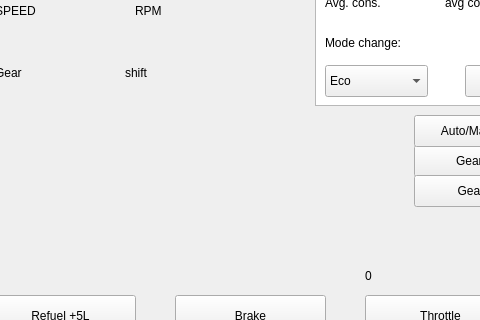
First picture: the form in mainwindow.ui, repository lbobiko/car_gui, before the edit; both pictures show x 225 to 705 and y 255 to 575 of the 800 by 662 pixel window.
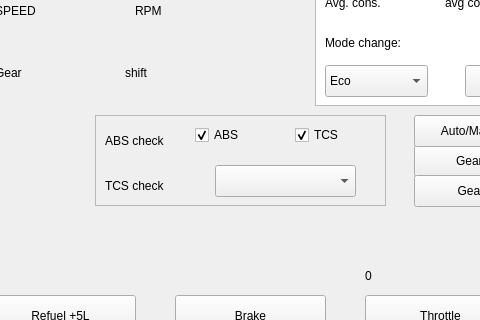
Second picture: the form after the edit.

Diff of the .ui file:
```diff
--- a/mainwindow.ui
+++ b/mainwindow.ui
@@ -545,6 +545,99 @@
      <string>Auto/Manual</string>
     </property>
    </widget>
+   <widget class="QFrame" name="frame">
+    <property name="geometry">
+     <rect>
+      <x>320</x>
+      <y>370</y>
+      <width>291</width>
+      <height>91</height>
+     </rect>
+    </property>
+    <property name="frameShape">
+     <enum>QFrame::Shape::StyledPanel</enum>
+    </property>
+    <property name="frameShadow">
+     <enum>QFrame::Shadow::Raised</enum>
+    </property>
+    <widget class="QComboBox" name="surfaceCombo">
+     <property name="geometry">
+      <rect>
+       <x>120</x>
+       <y>50</y>
+       <width>141</width>
+       <height>32</height>
+      </rect>
+     </property>
+     <property name="toolTip">
+      <string>Pick a suface for simmulation.</string>
+     </property>
+    </widget>
+    <widget class="QCheckBox" name="absCheckBox">
+     <property name="geometry">
+      <rect>
+       <x>100</x>
+       <y>10</y>
+       <width>85</width>
+       <height>20</height>
+      </rect>
+     </property>
+     <property name="toolTip">
+      <string>Enable/Disable ABS</string>
+     </property>
+     <property name="text">
+      <string>ABS</string>
+     </property>
+     <property name="checked">
+      <bool>true</bool>
+     </property>
+    </widget>
+    <widget class="QCheckBox" name="tcsCheckBox">
+     <property name="geometry">
+      <rect>
+       <x>200</x>
+       <y>10</y>
+       <width>85</width>
+       <height>20</height>
+      </rect>
+     </property>
+     <property name="toolTip">
+      <string>Enable/Disable TCS</string>
+     </property>
+     <property name="text">
+      <string>TCS</string>
+     </property>
+     <property name="checked">
+      <bool>true</bool>
+     </property>
+    </widget>
+    <widget class="QLabel" name="absStatusInfo">
+     <property name="geometry">
+      <rect>
+       <x>10</x>
+       <y>10</y>
+       <width>81</width>
+       <height>31</height>
+      </rect>
+     </property>
+     <property name="text">
+      <string>ABS check</string>
+     </property>
+    </widget>
+    <widget class="QLabel" name="tcsStatusInfo">
+     <property name="geometry">
+      <rect>
+       <x>10</x>
+       <y>60</y>
+       <width>91</width>
+       <height>21</height>
+      </rect>
+     </property>
+     <property name="text">
+      <string>TCS check</string>
+     </property>
+    </widget>
+   </widget>
   </widget>
   <widget class="QMenuBar" name="menubar">
    <property name="geometry">
```
